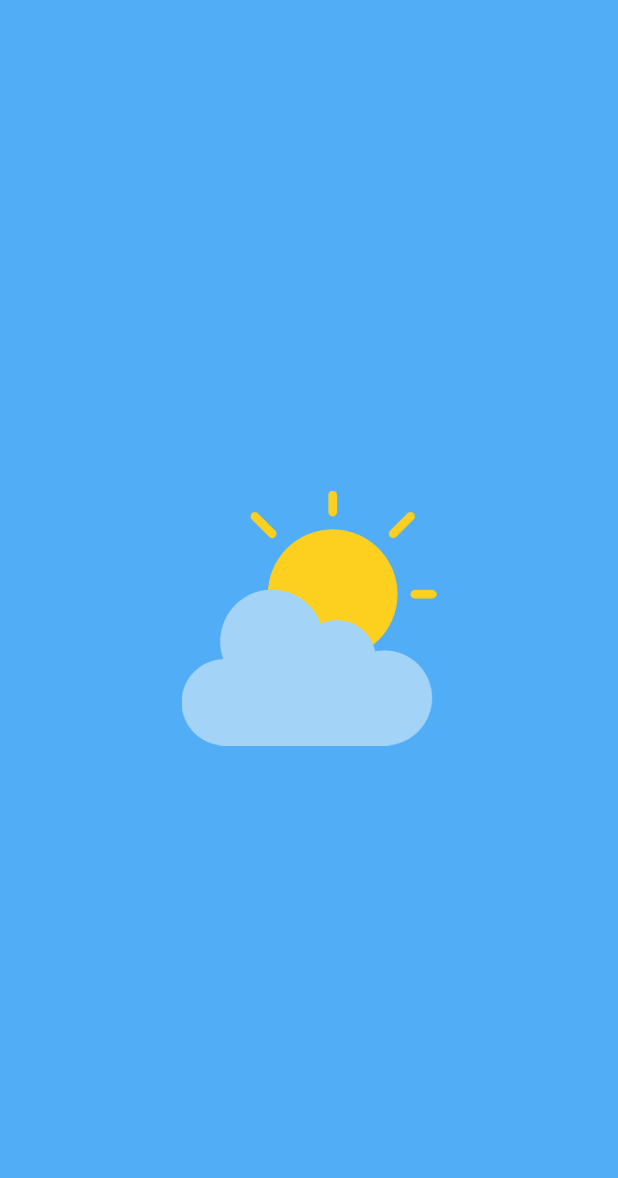
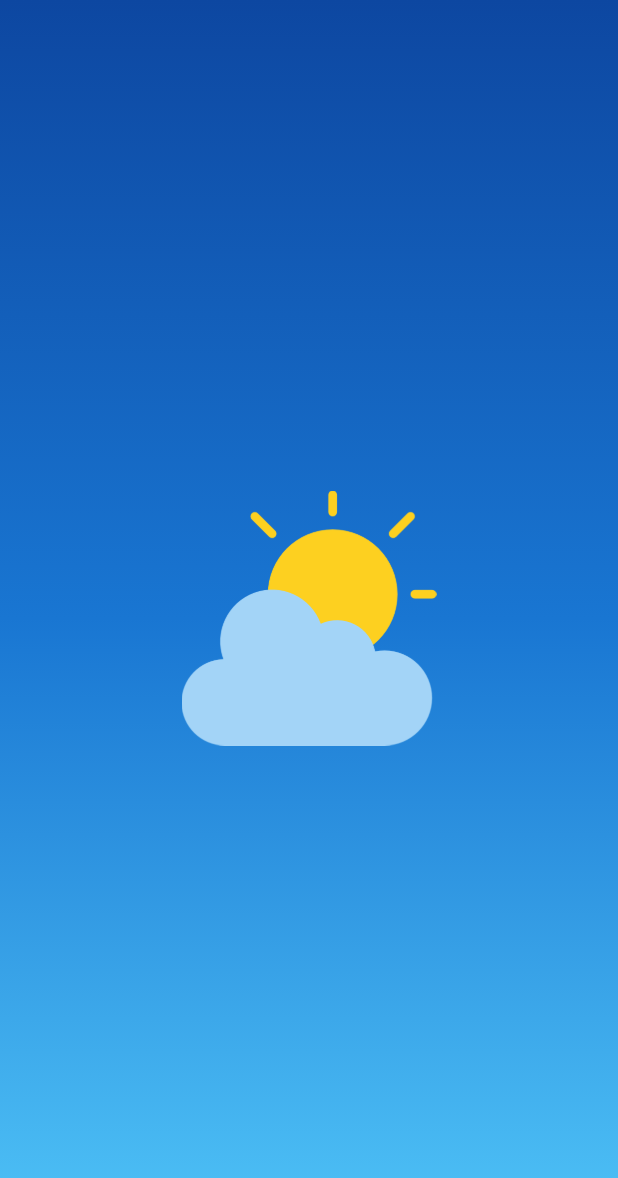
Before and after one commit to Rasel2510/weather-app, a Flutter app: the SpalshScreen screen opened directly, on a phone screen of 412 x 824 dp. Shown: the top 1178 px of the screen. Run offline on Flutter 3.47's test engine with Material 3 defaults, Android fonts, the phone set to English and light mode, and no system bars; our stand-ins replace connectivity_plus, geocoding, geolocator, lottie; network calls fail.

Commit message:
update the app

```diff
--- a/lib/spalsh_screen.dart
+++ b/lib/spalsh_screen.dart
@@ -11,20 +11,28 @@ class _SpalshScreenState extends State<SpalshScreen> {
   @override
   Widget build(BuildContext context) {
     return Scaffold(
-      backgroundColor: Colors.blue.withAlpha(200),
-      body: SafeArea(
-        child: Column(
-          mainAxisAlignment: MainAxisAlignment.center,
-          crossAxisAlignment: CrossAxisAlignment.center,
-          children: [
-            Center(
-              child: Image.asset(
-                'assets/images/cloudy.png',
-                height: 170,
-                width: 170,
-              ),
+      body: Container(
+        width: double.infinity,
+        height: double.infinity,
+        decoration: const BoxDecoration(
+          gradient: LinearGradient(
+            begin: Alignment.topCenter,
+            end: Alignment.bottomCenter,
+            colors: [
+              Color(0xFF0D47A1), // dark blue
+              Color(0xFF1976D2), // blue
+              Color(0xFF4FC3F7), // light blue
+            ],
+          ),
+        ),
+        child: SafeArea(
+          child: Center(
+            child: Image.asset(
+              'assets/images/cloudy.png',
+              height: 170,
+              width: 170,
             ),
-          ],
+          ),
         ),
       ),
     );
--- a/pubspec.yaml
+++ b/pubspec.yaml
@@ -41,13 +41,14 @@ dependencies:
   provider:
   geocoding: ^4.0.0
   intl: ^0.20.2
+  connectivity_plus: ^7.0.0
 
 
 dev_dependencies:
   flutter_test:
     sdk: flutter
   flutter_lints: ^5.0.0
-  # flutter_launcher_icons: ^0.10.0
+  flutter_launcher_icons:
 
 flutter_icons:
   android: true
```
Also changed, not shown: lib/features/weather/presentation/home_screen.dart (+56 -10 lines), lib/features/weather/widget/net_work_helper.dart (added, +49 -0 lines), lib/loading_screen.dart (+15 -1 lines), pubspec.lock, 3 other files.
